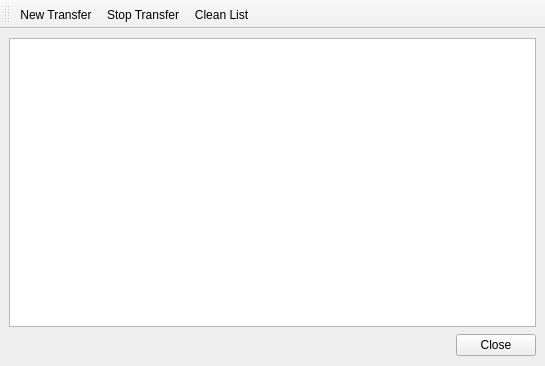
Before: the Qt Designer form app/TransferManagerWindow.ui in chloerei/qtalk, drawn with Qt 5.
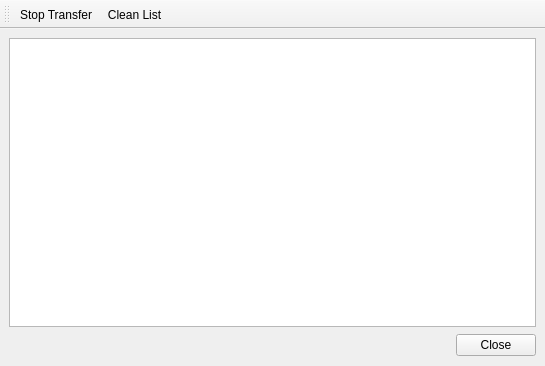
After: the same form once the commit is applied.

Commit message: transfer window can stop and clean jobs.

Diff of the .ui file:
```diff
--- a/app/TransferManagerWindow.ui
+++ b/app/TransferManagerWindow.ui
@@ -63,15 +63,9 @@
    <attribute name="toolBarBreak">
     <bool>false</bool>
    </attribute>
-   <addaction name="actionNewTransfer"/>
    <addaction name="actionStopTransfer"/>
    <addaction name="actionCleanList"/>
   </widget>
-  <action name="actionNewTransfer">
-   <property name="text">
-    <string>New Transfer</string>
-   </property>
-  </action>
   <action name="actionStopTransfer">
    <property name="text">
     <string>Stop Transfer</string>
```
The commit also changes 4 other files.
